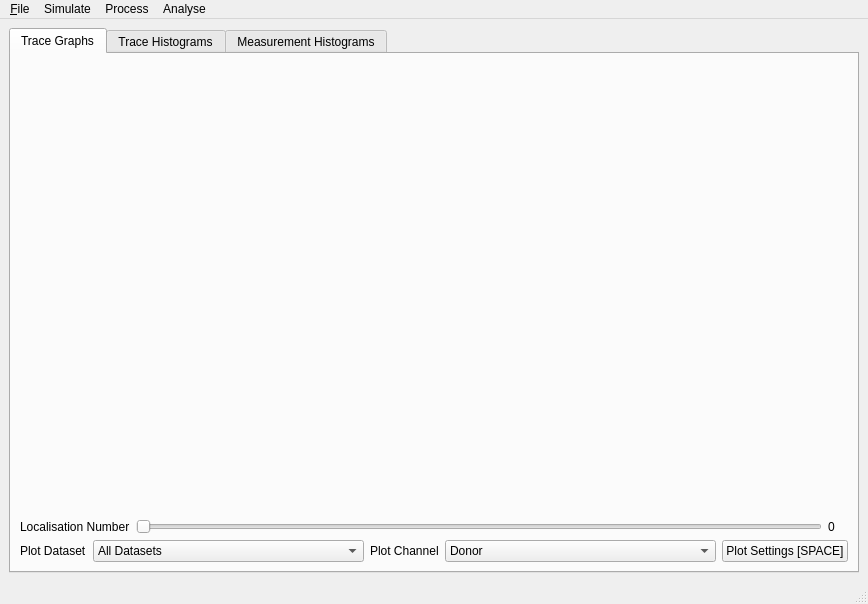
Above: src/GUI/mainwindow_gui.ui from piedrro/TraceAnalyser before the change. Below: the same form after it.
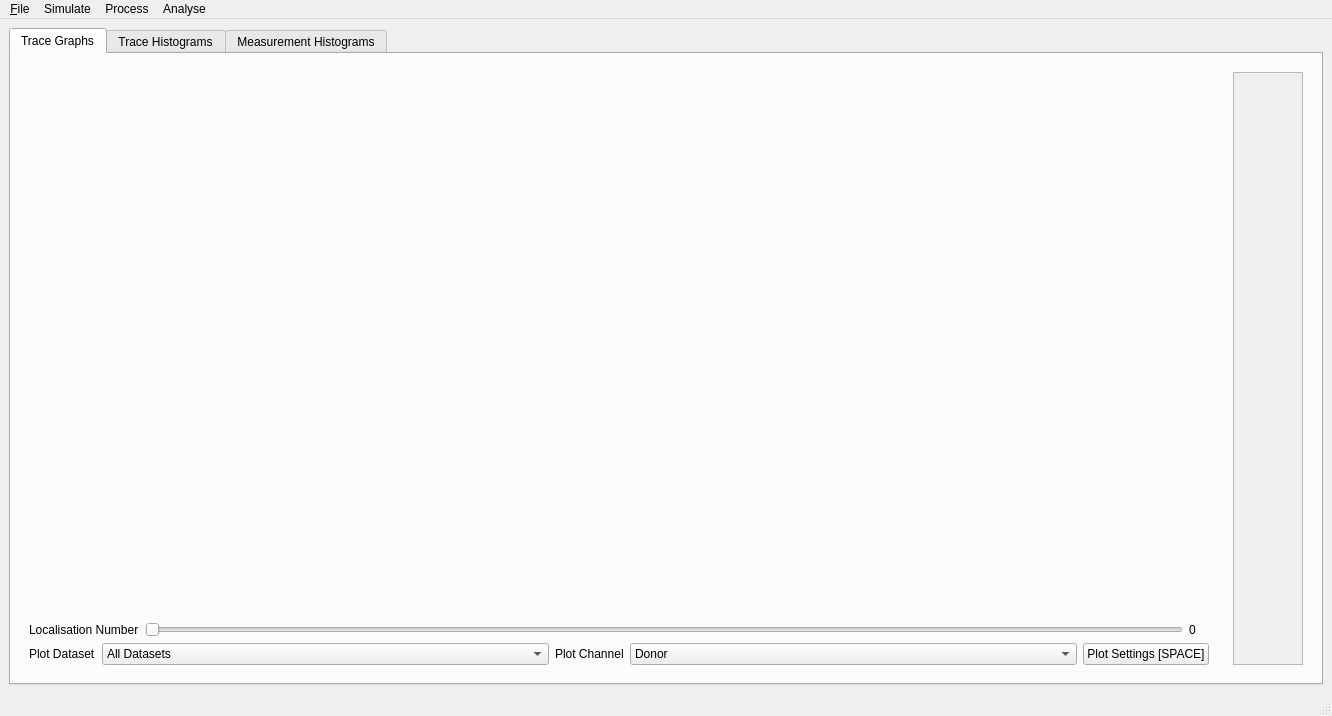
That is the form after the change.

Commit message: added dynamic plot selector sidebar

Patch:
```diff
--- a/src/GUI/mainwindow_gui.ui
+++ b/src/GUI/mainwindow_gui.ui
@@ -6,8 +6,8 @@
    <rect>
     <x>0</x>
     <y>0</y>
-    <width>868</width>
-    <height>604</height>
+    <width>1332</width>
+    <height>716</height>
    </rect>
   </property>
   <property name="windowTitle">
@@ -30,11 +30,20 @@
        <attribute name="title">
         <string>Trace Graphs</string>
        </attribute>
-       <layout class="QVBoxLayout" name="verticalLayout_2">
+       <layout class="QHBoxLayout" name="horizontalLayout_3">
+        <item>
+         <widget class="QWidget" name="widget" native="true">
+          <property name="sizePolicy">
+           <sizepolicy hsizetype="Expanding" vsizetype="Preferred">
+            <horstretch>0</horstretch>
+            <verstretch>0</verstretch>
+           </sizepolicy>
+          </property>
+          <layout class="QVBoxLayout" name="verticalLayout_7">
         <item>
          <widget class="QWidget" name="graph_container" native="true">
           <property name="sizePolicy">
-           <sizepolicy hsizetype="Preferred" vsizetype="Expanding">
+              <sizepolicy hsizetype="Expanding" vsizetype="Expanding">
             <horstretch>0</horstretch>
             <verstretch>0</verstretch>
            </sizepolicy>
@@ -79,36 +88,7 @@
          </layout>
         </item>
         <item>
-         <layout class="QGridLayout" name="gridLayout">
-          <item row="0" column="2">
-           <widget class="QLabel" name="label_61">
-            <property name="text">
-             <string>Plot Channel</string>
-            </property>
-           </widget>
-          </item>
-          <item row="0" column="0">
-           <widget class="QLabel" name="label">
-            <property name="text">
-             <string>Plot Dataset</string>
-            </property>
-           </widget>
-          </item>
-          <item row="0" column="1">
-           <widget class="QComboBox" name="plot_dataset">
-            <property name="sizePolicy">
-             <sizepolicy hsizetype="MinimumExpanding" vsizetype="Fixed">
-              <horstretch>0</horstretch>
-              <verstretch>0</verstretch>
-             </sizepolicy>
-            </property>
-            <item>
-             <property name="text">
-              <string>All Datasets</string>
-             </property>
-            </item>
-           </widget>
-          </item>
+            <layout class="QGridLayout" name="gridLayout_2">
           <item row="0" column="3">
            <widget class="QComboBox" name="plot_channel">
             <property name="sizePolicy">
@@ -144,6 +124,35 @@
             </item>
            </widget>
           </item>
+             <item row="0" column="2">
+              <widget class="QLabel" name="label_62">
+               <property name="text">
+                <string>Plot Channel</string>
+               </property>
+              </widget>
+             </item>
+             <item row="0" column="1">
+              <widget class="QComboBox" name="plot_dataset">
+               <property name="sizePolicy">
+                <sizepolicy hsizetype="MinimumExpanding" vsizetype="Fixed">
+                 <horstretch>0</horstretch>
+                 <verstretch>0</verstretch>
+                </sizepolicy>
+               </property>
+               <item>
+                <property name="text">
+                 <string>All Datasets</string>
+                </property>
+               </item>
+              </widget>
+             </item>
+             <item row="0" column="0">
+              <widget class="QLabel" name="label_16">
+               <property name="text">
+                <string>Plot Dataset</string>
+               </property>
+              </widget>
+             </item>
           <item row="0" column="4">
            <widget class="QPushButton" name="plotsettings_button">
             <property name="minimumSize">
@@ -164,6 +173,61 @@
         </item>
        </layout>
       </widget>
+        </item>
+        <item>
+         <widget class="QWidget" name="selector_container" native="true">
+          <property name="sizePolicy">
+           <sizepolicy hsizetype="Minimum" vsizetype="Preferred">
+            <horstretch>0</horstretch>
+            <verstretch>0</verstretch>
+           </sizepolicy>
+          </property>
+          <property name="minimumSize">
+           <size>
+            <width>10</width>
+            <height>0</height>
+           </size>
+          </property>
+          <layout class="QVBoxLayout" name="verticalLayout_9">
+           <item>
+            <widget class="QScrollArea" name="scroll_area">
+             <property name="sizePolicy">
+              <sizepolicy hsizetype="Minimum" vsizetype="Expanding">
+               <horstretch>0</horstretch>
+               <verstretch>0</verstretch>
+              </sizepolicy>
+             </property>
+             <property name="minimumSize">
+              <size>
+               <width>50</width>
+               <height>0</height>
+              </size>
+             </property>
+             <property name="widgetResizable">
+              <bool>true</bool>
+             </property>
+             <widget class="QWidget" name="scrollAreaWidgetContents">
+              <property name="geometry">
+               <rect>
+                <x>0</x>
+                <y>0</y>
+                <width>69</width>
+                <height>593</height>
+               </rect>
+              </property>
+              <layout class="QVBoxLayout" name="verticalLayout_11">
+               <item>
+                <layout class="QVBoxLayout" name="selector_layout"/>
+               </item>
+              </layout>
+             </widget>
+            </widget>
+           </item>
+          </layout>
+         </widget>
+        </item>
+       </layout>
+      </widget>
       <widget class="QWidget" name="tab_2">
        <attribute name="title">
         <string>Trace Histograms</string>
@@ -1098,7 +1162,7 @@
     <rect>
      <x>0</x>
      <y>0</y>
-     <width>868</width>
+     <width>1332</width>
      <height>21</height>
     </rect>
    </property>
```
Left out of the diff: 38 changed lines with no effect on the pictures. Lines whose indentation alone changed are shown as unchanged. The commit also changes 3 other files.
